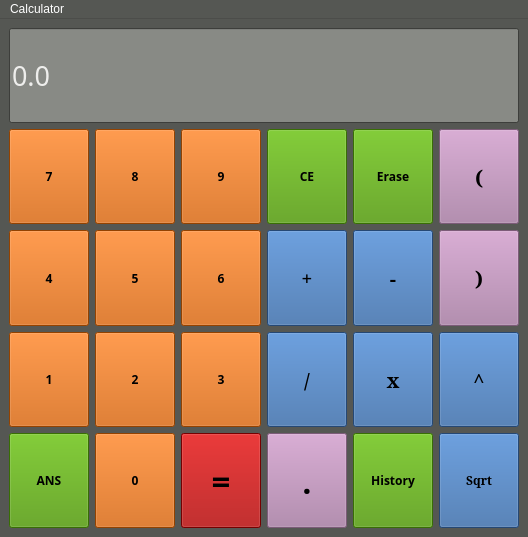
Old version of the form gui/Calculator.ui in the repository FernandoLGL/calculator-qt-cpp.
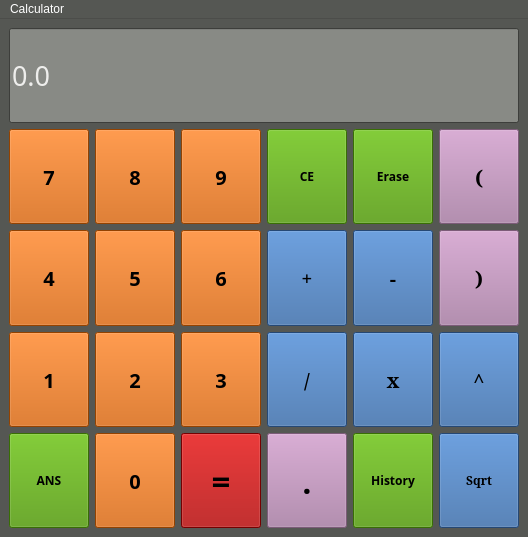
New version of the form.

Diff of the .ui file:
```diff
--- a/gui/Calculator.ui
+++ b/gui/Calculator.ui
@@ -909,7 +909,8 @@
       </property>
       <property name="font">
        <font>
-        <family>Ani</family>
+        <family>Nakula</family>
+        <pointsize>15</pointsize>
         <weight>75</weight>
         <italic>false</italic>
         <bold>true</bold>
@@ -1835,7 +1836,8 @@
       </property>
       <property name="font">
        <font>
-        <family>Ani</family>
+        <family>Nakula</family>
+        <pointsize>15</pointsize>
         <weight>75</weight>
         <italic>false</italic>
         <bold>true</bold>
@@ -3225,7 +3227,8 @@
       </property>
       <property name="font">
        <font>
-        <family>Ani</family>
+        <family>Nakula</family>
+        <pointsize>15</pointsize>
         <weight>75</weight>
         <italic>false</italic>
         <bold>true</bold>
@@ -3688,7 +3691,8 @@
       </property>
       <property name="font">
        <font>
-        <family>Ani</family>
+        <family>Nakula</family>
+        <pointsize>15</pointsize>
         <weight>75</weight>
         <italic>false</italic>
         <bold>true</bold>
@@ -4615,7 +4619,8 @@
       </property>
       <property name="font">
        <font>
-        <family>Ani</family>
+        <family>Nakula</family>
+        <pointsize>15</pointsize>
         <weight>75</weight>
         <italic>false</italic>
         <bold>true</bold>
@@ -5542,7 +5547,8 @@
       </property>
       <property name="font">
        <font>
-        <family>Ani</family>
+        <family>Nakula</family>
+        <pointsize>15</pointsize>
         <weight>75</weight>
         <italic>false</italic>
         <bold>true</bold>
@@ -6932,7 +6938,8 @@
       </property>
       <property name="font">
        <font>
-        <family>Ani</family>
+        <family>Nakula</family>
+        <pointsize>15</pointsize>
         <weight>75</weight>
         <italic>false</italic>
         <bold>true</bold>
@@ -7395,7 +7402,8 @@
       </property>
       <property name="font">
        <font>
-        <family>Ani</family>
+        <family>Nakula</family>
+        <pointsize>15</pointsize>
         <weight>75</weight>
         <italic>false</italic>
         <bold>true</bold>
@@ -7858,7 +7866,8 @@
       </property>
       <property name="font">
        <font>
-        <family>Ani</family>
+        <family>Nakula</family>
+        <pointsize>15</pointsize>
         <weight>75</weight>
         <italic>false</italic>
         <bold>true</bold>
@@ -8321,7 +8330,8 @@
       </property>
       <property name="font">
        <font>
-        <family>Ani</family>
+        <family>Nakula</family>
+        <pointsize>15</pointsize>
         <weight>75</weight>
         <italic>false</italic>
         <bold>true</bold>
```
Left out of the diff: 3 changed lines with no effect on the pictures.
